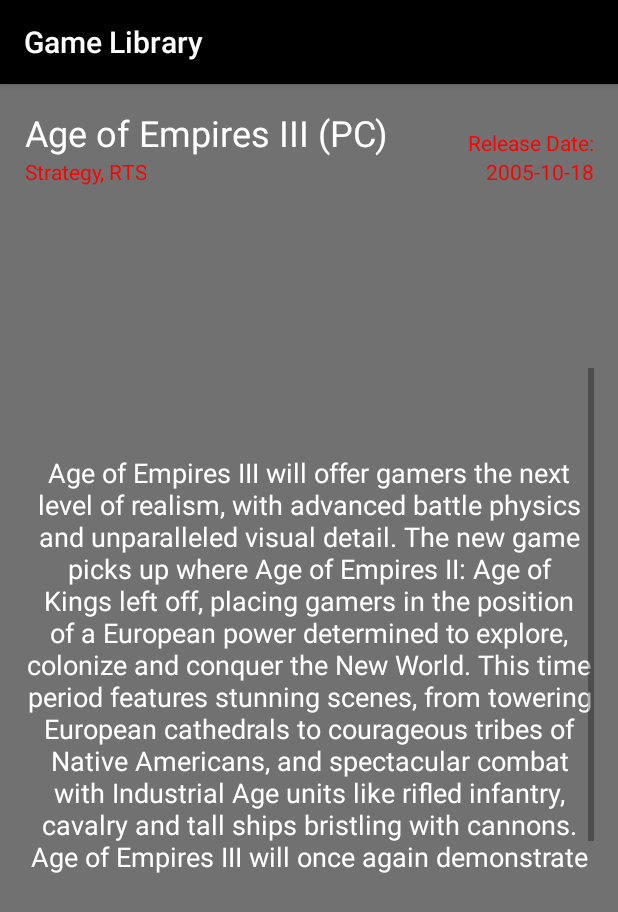
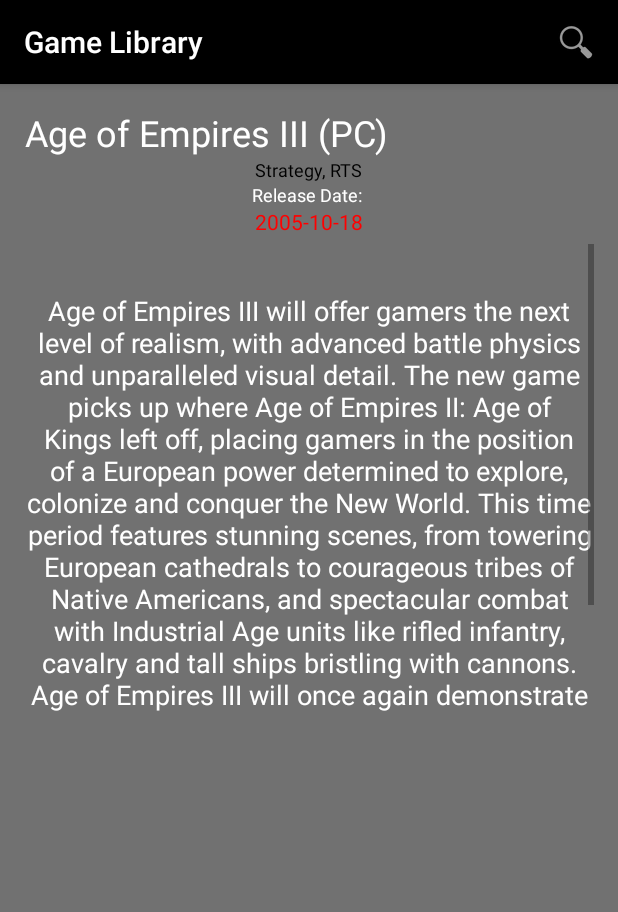
Before and after one commit to changwinstonr/Game-Library, an Android app: the screen it shows after launch (DetailActivity), after a tap on "Age of Empires III (PC)", on a phone screen of 412 x 824 dp. Shown: the top 912 px of the screen. Run offline under Robolectric (Android 15) with nearby library versions, the phone set to English and light mode, and no system bars; 1 other tap on this screen came first.

```diff
--- a/app/src/main/AndroidManifest.xml
+++ b/app/src/main/AndroidManifest.xml
@@ -11,10 +11,7 @@
         <activity android:name=".MainActivity"
             android:launchMode="singleTop">
             <intent-filter>
-
                 <action android:name="android.intent.action.MAIN" />
-<!--                <action android:name="android.intent.action.SEARCH" />
-                <action android:name="android.intent.action.VIEW" />-->
                 <category android:name="android.intent.category.LAUNCHER" />
             </intent-filter>
             <intent-filter>
@@ -26,6 +23,7 @@
                 android:resource="@xml/searchable" />
         </activity>
         <activity android:name=".DetailActivity" />
+        <!--<android:windowSoftInputMode="adjustNothing"></activity>-->
         <activity android:name=".GamesGlobalActivity"/>
     </application>
 
--- a/app/src/main/java/winston/gameLibrary/DetailActivity.java
+++ b/app/src/main/java/winston/gameLibrary/DetailActivity.java
@@ -1,16 +1,56 @@
 package winston.gameLibrary;
 
+import android.app.SearchManager;
+import android.content.Context;
 import android.content.Intent;
+import android.database.Cursor;
+import android.database.DatabaseUtils;
 import android.os.Bundle;
 import android.support.v7.app.AppCompatActivity;
+import android.support.v7.widget.SearchView;
 import android.text.method.ScrollingMovementMethod;
+import android.view.Menu;
+import android.view.MenuInflater;
+import android.widget.CursorAdapter;
 import android.widget.TextView;
 
 public class DetailActivity extends AppCompatActivity {
+//Adds search to DetailActivity
+    CursorAdapter adapter;
+
+    @Override
+    public boolean onCreateOptionsMenu (Menu menu){
+        MenuInflater inflater = getMenuInflater();
+        inflater.inflate(R.menu.menu, menu);
+
+        //reference for searchable
+        SearchManager searchManager = (SearchManager) getSystemService(Context.SEARCH_SERVICE);
+        SearchView searchView = (SearchView) menu.findItem(R.id.searchmenu).getActionView();
+        searchView.setSearchableInfo(searchManager.getSearchableInfo(getComponentName()));
+        return true;
+    }
+
+    //begin intents
+    @Override
+    protected void onNewIntent (Intent intent){
+        handleIntent(intent);
+    }
+
+    private void handleIntent(Intent intent){
+        if(Intent.ACTION_SEARCH.equals(intent.getAction())){
+            String query = intent.getStringExtra(SearchManager.QUERY);
+            Cursor cursorSearch = GameSQLiteDatabaseHelper.getInstance(DetailActivity.this).searchLibrary(query);
+            //second swapCursor on the intent
+            DatabaseUtils.dumpCursor(cursorSearch);
+            adapter.swapCursor(cursorSearch);
+        }
+    }//end intent
 
     @Override
     protected void onCreate(Bundle savedInstanceState) {
         super.onCreate(savedInstanceState);
+
+        //getWindow().setSoftInputMode(WindowManager.LayoutParams.SOFT_INPUT_STATE_VISIBLE| WindowManager.LayoutParams.SOFT_INPUT_ADJUST_RESIZE);
         setContentView(R.layout.activity_detail);
 
         //Toolbar toolbar = (Toolbar) findViewById(R.id.toolbar);
--- a/app/src/main/java/winston/gameLibrary/MainActivity.java
+++ b/app/src/main/java/winston/gameLibrary/MainActivity.java
@@ -59,7 +59,7 @@ public class MainActivity extends AppCompatActivity {
         //  Toast.makeText(MainActivity.this,"Invalid input. Your Princess is in another castle." Toast.LENGTH_LONG).show();
         // }
         }
-    }
+    }//end intent
 
     @Override
     protected void onCreate(Bundle savedInstanceState) {
--- a/app/src/main/res/layout/activity_detail.xml
+++ b/app/src/main/res/layout/activity_detail.xml
@@ -10,12 +10,12 @@
     android:background="#717171"
     tools:context="winston.gameLibrary.DetailActivity">
 
-    <!--<ImageView
-        android:id="@+id/game_screenshot"
+    <!--    <ImageView
+        android:id="@+id/text"
         android:layout_width="match_parent"
         android:layout_height="100dp"
-        android:layout_centerHorizontal="true"
-        android:padding="5dp"/>-->
+        android:src="@drawable/_________"
+        android:paddingBottom="5dp"/>-->
 
     <!--<View
         android:id="@+id/displayBar"
@@ -40,37 +40,39 @@
         android:layout_height="wrap_content"
         android:gravity="center"
         android:text="GENRE"
-        android:textSize="14sp"
-        android:textColor="#FF0000"
-        android:layout_alignParentStart="true"
+        android:textSize="12sp"
+        android:textColor="#000000"
+        android:layout_centerHorizontal="true"
         android:layout_below="@+id/game_name"/>
-
-    <TextView
-        android:id="@+id/game_release"
-        android:layout_width="wrap_content"
-        android:layout_height="wrap_content"
-        android:gravity="center"
-        android:text="RELEASE"
-        android:textSize="14sp"
-        android:textColor="#FF0000"
-        android:layout_below="@+id/game_name"
-        android:layout_alignEnd="@+id/game_blurb" />
 
     <TextView
         android:id="@+id/releaseText"
         android:layout_width="wrap_content"
         android:layout_height="wrap_content"
         android:gravity="center"
-        android:text="Release Date:"
+        android:text="Release Date: "
+        android:textSize="12sp"
+        android:textColor="#FFFFFF"
+        android:layout_below="@+id/game_genre"
+        android:layout_centerHorizontal="true"/>
+
+    <TextView
+        android:id="@+id/game_release"
+        android:layout_width="wrap_content"
+        android:layout_height="wrap_content"
+        android:text="RELEASE"
         android:textSize="14sp"
         android:textColor="#FF0000"
-        android:layout_above="@+id/game_release"
-        android:layout_alignEnd="@+id/game_blurb" />
+        android:layout_centerHorizontal="true"
+        android:layout_below="@+id/releaseText"/>
 
+<!--    <ScrollView
+        android:layout_width="match_parent"
+        android:layout_height="match_parent">-->
     <TextView
         android:id="@+id/game_blurb"
-        android:layout_width="wrap_content"
-        android:layout_height="400dp"
+        android:layout_width="match_parent"
+        android:layout_height="350dp"
         android:gravity="center"
         android:text="BLURB"
         android:maxLines="13"
@@ -78,9 +80,9 @@
         android:textSize="18sp"
         android:paddingTop="5dp"
         android:textColor="#FFFFFF"
-        android:layout_centerVertical="true"
-        android:layout_alignParentStart="true"
-        android:marqueeRepeatLimit="marquee_forever"
-        android:ems="100"/>
-
+        android:layout_below="@+id/game_release"
+        android:layout_centerInParent="true"/>
+    <!--android:marqueeRepeatLimit="marquee_forever"
+        android:ems="100"-->
+    <!--</ScrollView>-->
 </RelativeLayout>
--- a/app/src/main/res/menu/menu.xml
+++ b/app/src/main/res/menu/menu.xml
@@ -2,7 +2,7 @@
 <menu xmlns:android="http://schemas.android.com/apk/res/android"
     xmlns:app="http://schemas.android.com/apk/res-auto">
     <item android:id="@+id/searchmenu"
-        android:title="@string/search"
+        android:title="[Name, Genre, YYYY]"
         android:icon="@android:drawable/ic_menu_search"
         app:showAsAction="collapseActionView|ifRoom"
         app:actionViewClass="android.support.v7.widget.SearchView" />
```
